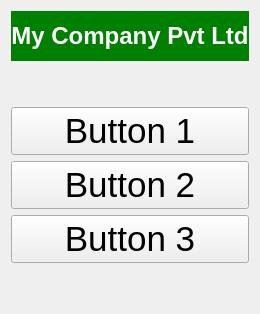
The window that gui/sales-record.ui (adesh-dangi/sales-record-app) describes before a commit, drawn with Qt 5.
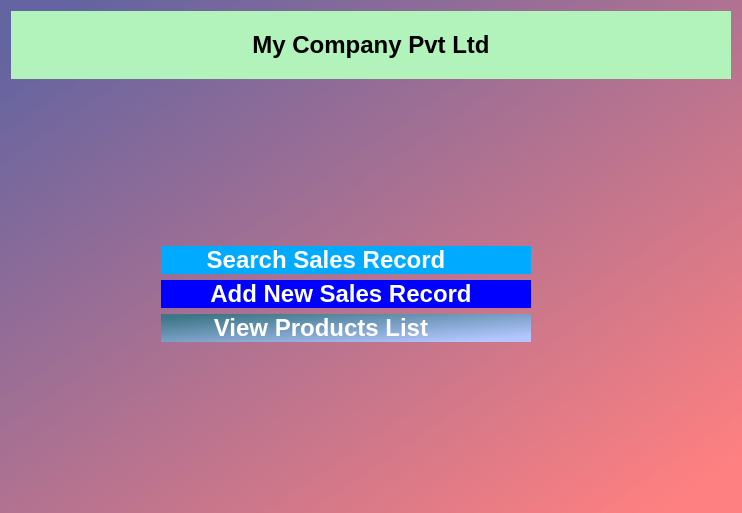
The same window after the commit. Icons and pictures are not drawn.

Commit message: upd v4: view table completed with cell copy on double click

The edit to the form file:
```diff
--- a/gui/sales-record.ui
+++ b/gui/sales-record.ui
@@ -2,9 +2,26 @@
 <ui version="4.0">
  <class>MainWindow</class>
  <widget class="QWidget" name="MainWindow">
+  <property name="geometry">
+   <rect>
+    <x>0</x>
+    <y>0</y>
+    <width>742</width>
+    <height>513</height>
+   </rect>
+  </property>
+  <property name="minimumSize">
+   <size>
+    <width>742</width>
+    <height>513</height>
+   </size>
+  </property>
   <property name="windowTitle">
    <string>Company App with Pages</string>
   </property>
+  <property name="styleSheet">
+   <string notr="true">background:qlineargradient(spread:pad, x1:0, y1:0, x2:1, y2:1, stop:0.0518135 rgba(99, 100, 161, 255), stop:0.948187 rgba(255, 128, 128, 255))</string>
+  </property>
   <layout class="QVBoxLayout" name="verticalLayout">
    <item>
     <widget class="QLabel" name="companyLabel">
@@ -14,15 +31,21 @@
        <height>50</height>
       </size>
      </property>
+     <property name="styleSheet">
+      <string notr="true"> width: 100vw;
+    background-color: #b2f2bb;
+    text-align: center;
+    padding: 20px;
+    font-weight: bold;
+    font-size: 24px;
+    box-shadow: 0 4px 6px rgba(0,0,0,0.1);</string>
+     </property>
      <property name="text">
       <string>My Company Pvt Ltd</string>
      </property>
      <property name="alignment">
       <set>Qt::AlignCenter</set>
      </property>
-     <property name="styleSheet">
-      <string notr="true">background-color: green; color: white; font-size: 24px; font-weight: bold;</string>
-     </property>
     </widget>
    </item>
    <item>
@@ -40,47 +63,129 @@
    </item>
    <item>
     <widget class="QPushButton" name="button1">
-     <property name="text">
-      <string>Button 1</string>
-     </property>
-     <property name="minimumHeight">
-      <number>70</number>
-     </property>
      <property name="font">
       <font>
-       <pointsize>26</pointsize>
+       <pointsize>-1</pointsize>
+       <bold>true</bold>
       </font>
      </property>
+     <property name="layoutDirection">
+      <enum>Qt::LeftToRight</enum>
+     </property>
+     <property name="autoFillBackground">
+      <bool>false</bool>
+     </property>
+     <property name="styleSheet">
+      <string notr="true">    background-color: rgb(0, 170, 255);
+    text-align: center;
+    padding: 0 50% 0 10%;
+margin: 0 200% 0 150%;
+    font-weight: bold;
+    font-size: 24px;
+    box-shadow: 0 4px 6px rgba(0,0,0,0.1);
+border-radius: 15px;
+   color: white;</string>
+     </property>
+     <property name="text">
+      <string>Search Sales Record</string>
+     </property>
+     <property name="icon">
+      <iconset resource="images_sales_track.qrc">
+       <normaloff>:/icons/images/icons/search/icons8-search-property-100.png</normaloff>:/icons/images/icons/search/icons8-search-property-100.png</iconset>
+     </property>
+     <property name="iconSize">
+      <size>
+       <width>70</width>
+       <height>70</height>
+      </size>
+     </property>
+     <property name="shortcut">
+      <string/>
+     </property>
+     <property name="checkable">
+      <bool>false</bool>
+     </property>
+     <property name="autoRepeat">
+      <bool>false</bool>
+     </property>
+     <property name="autoExclusive">
+      <bool>false</bool>
+     </property>
     </widget>
    </item>
    <item>
     <widget class="QPushButton" name="button2">
-     <property name="text">
-      <string>Button 2</string>
-     </property>
-     <property name="minimumHeight">
-      <number>70</number>
-     </property>
      <property name="font">
       <font>
-       <pointsize>26</pointsize>
+       <pointsize>-1</pointsize>
+       <bold>true</bold>
       </font>
      </property>
+     <property name="layoutDirection">
+      <enum>Qt::LeftToRight</enum>
+     </property>
+     <property name="styleSheet">
+      <string notr="true">    background-color: rgb(0, 0, 255);
+    text-align: center;
+       padding: 0 10% 0 0%;
+margin: 0 200% 0 150%;
+    font-weight: bold;
+    font-size: 24px;
+    box-shadow: 0 4px 6px rgba(0,0,0,0.1);
+border-radius: 15px;
+   color: white;</string>
+     </property>
+     <property name="text">
+      <string>Add New Sales Record</string>
+     </property>
+     <property name="icon">
+      <iconset resource="images_sales_track.qrc">
+       <normaloff>:/icons/images/icons/add/icons8-writer-male-100.png</normaloff>
+       <selectedon>:/icons/images/icons/add/icons8-writer-male-50.png</selectedon>:/icons/images/icons/add/icons8-writer-male-100.png</iconset>
+     </property>
+     <property name="iconSize">
+      <size>
+       <width>70</width>
+       <height>70</height>
+      </size>
+     </property>
     </widget>
    </item>
    <item>
     <widget class="QPushButton" name="button3">
-     <property name="text">
-      <string>Button 3</string>
-     </property>
-     <property name="minimumHeight">
-      <number>70</number>
-     </property>
      <property name="font">
       <font>
-       <pointsize>26</pointsize>
+       <pointsize>-1</pointsize>
+       <bold>true</bold>
       </font>
      </property>
+     <property name="layoutDirection">
+      <enum>Qt::LeftToRight</enum>
+     </property>
+     <property name="styleSheet">
+      <string notr="true">    background-color: qlineargradient(spread:pad, x1:0, y1:0, x2:1, y2:1, stop:0.0777202 rgba(61, 119, 135, 255), stop:0.896373 rgba(179, 198, 255, 255));
+    text-align: center;
+         padding: 0 60% 0 10%;
+margin: 0 200% 0 150%;
+    font-weight: bold;
+    font-size: 24px;
+    box-shadow: 0 4px 6px rgba(0,0,0,0.1);
+border-radius: 15px;
+   color: white;</string>
+     </property>
+     <property name="text">
+      <string>View Products List</string>
+     </property>
+     <property name="icon">
+      <iconset theme="accessories-dictionary" resource="images_sales_track.qrc">
+       <normaloff>:/list_icon/images/icons/list/icons8-list-50.png</normaloff>:/list_icon/images/icons/list/icons8-list-50.png</iconset>
+     </property>
+     <property name="iconSize">
+      <size>
+       <width>90</width>
+       <height>90</height>
+      </size>
+     </property>
     </widget>
    </item>
    <item>
```
Left out of the diff: 9 changed lines with no effect on the pictures. The commit also changes 5 other files.
